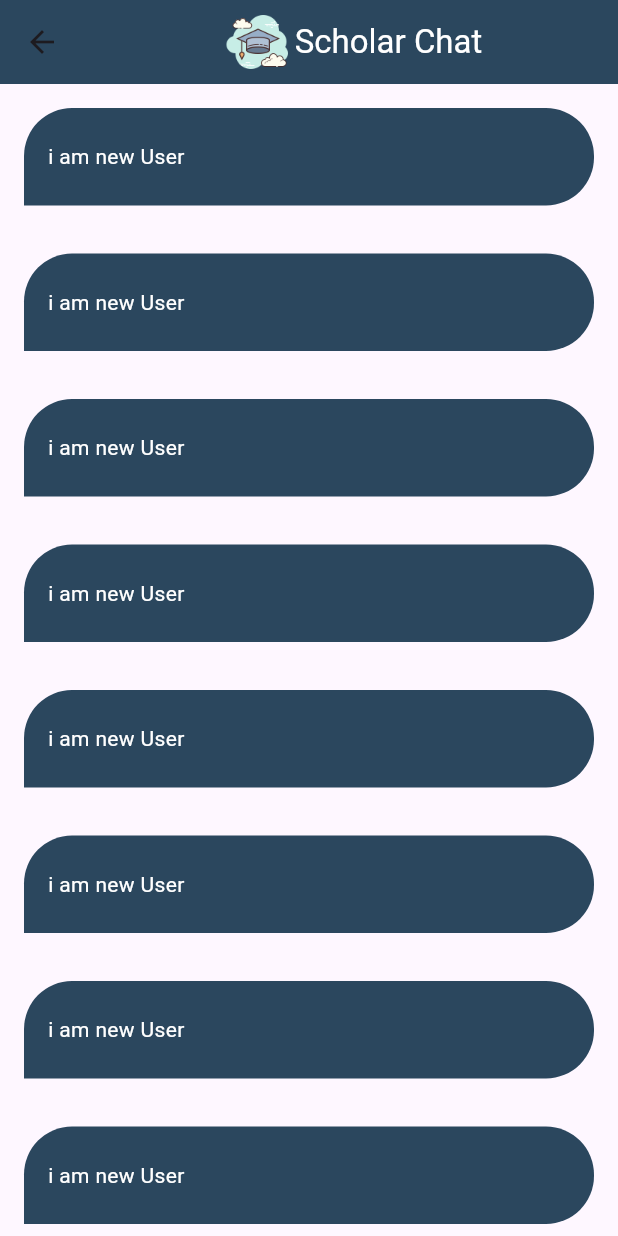
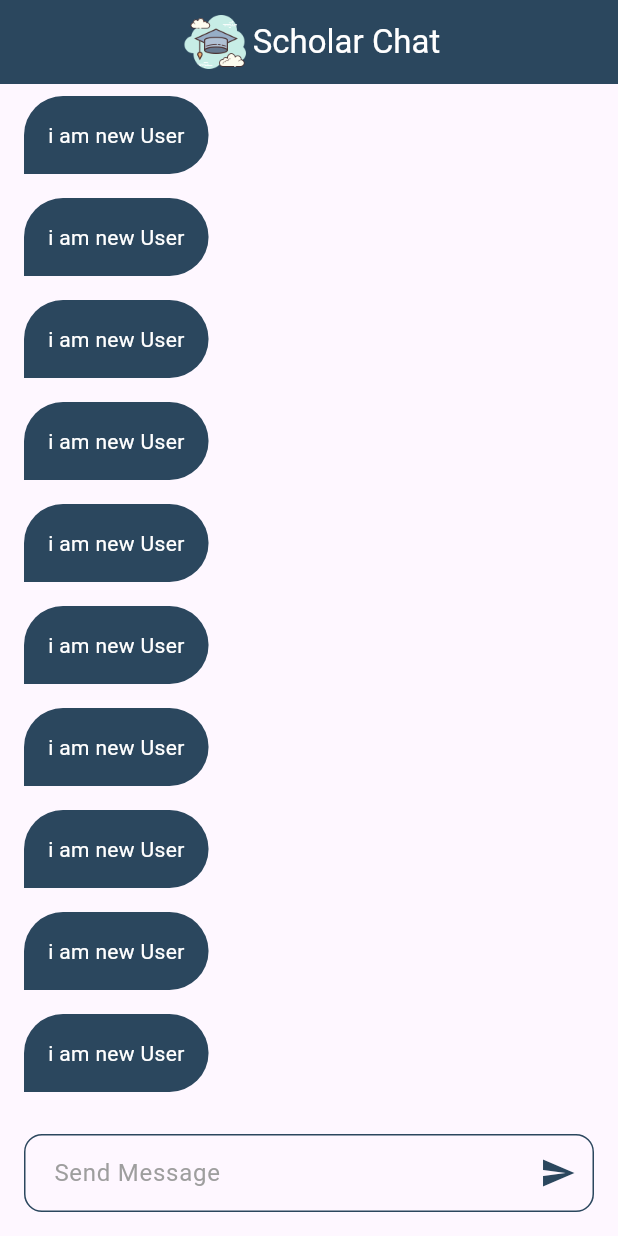
Before and after one commit to Mina8496/scholar_chat, a Flutter app: the ChatPage screen opened directly, on a phone screen of 412 x 824 dp. Run offline on Flutter 3.47's test engine with Material 3 defaults, Android fonts, the phone set to English and light mode, and no system bars; our stand-ins replace firebase_auth, firebase_core; accounts and stored records are empty.

Commit message:
Added a chat screen layout with a message list and a message input field, and updated chat bubbles.   Added the cloud_firestore dependency

```diff
--- a/lib/core/widgets/custom_text_field.dart
+++ b/lib/core/widgets/custom_text_field.dart
@@ -1,4 +1,5 @@
 import 'package:flutter/material.dart';
+import 'package:scholar_chat/core/constants.dart';
 
 class CustomTextField extends StatelessWidget {
   final TextEditingController? controller;
@@ -62,7 +63,7 @@ class CustomTextField extends StatelessWidget {
 
       decoration: InputDecoration(
         hintText: hintText,
-        hintStyle: TextStyle(color: Colors.white),
+        hintStyle: TextStyle(color: Colors.grey),
         labelText: labelText,
         errorText: errorText,
         suffix: suffix,
@@ -72,13 +73,13 @@ class CustomTextField extends StatelessWidget {
         border: OutlineInputBorder(borderRadius: BorderRadius.circular(12)),
 
         enabledBorder: OutlineInputBorder(
-          borderSide: BorderSide(color: Colors.white),
+          borderSide: BorderSide(color: kPrimaryColor),
           borderRadius: BorderRadius.circular(12),
         ),
 
         focusedBorder: OutlineInputBorder(
           borderRadius: BorderRadius.circular(12),
-          borderSide: BorderSide(color: Colors.white, width: 2),
+          borderSide: BorderSide(color: kPrimaryColor, width: 2),
         ),
 
         contentPadding: const EdgeInsets.symmetric(
--- a/lib/feature/chat_page/page/chat_page.dart
+++ b/lib/feature/chat_page/page/chat_page.dart
@@ -1,5 +1,6 @@
 import 'package:flutter/material.dart';
 import 'package:scholar_chat/core/constants.dart';
+import 'package:scholar_chat/core/widgets/custom_text_field.dart';
 import 'package:scholar_chat/feature/chat_page/widget/chat_bubule.dart';
 
 class ChatPage extends StatelessWidget {
@@ -10,6 +11,7 @@ class ChatPage extends StatelessWidget {
     return Scaffold(
       appBar: AppBar(
         backgroundColor: kPrimaryColor,
+        automaticallyImplyLeading: false,
         title: Row(
           mainAxisAlignment: MainAxisAlignment.center,
           children: [
@@ -18,7 +20,23 @@ class ChatPage extends StatelessWidget {
           ],
         ),
       ),
-      body: ListView.builder(itemBuilder: (context, index) => ChatBubule()),
+      body: Column(
+        children: [
+          Expanded(
+            child: ListView.builder(
+              itemBuilder: (context, index) => ChatBubule(),
+            ),
+          ),
+          Padding(
+            padding: EdgeInsetsGeometry.all(16.0),
+            child: CustomTextField(
+              hintText: 'Send Message',
+
+              suffixIcon: Icon(Icons.send, color: kPrimaryColor),
+            ),
+          ),
+        ],
+      ),
     );
   }
 }
--- a/lib/feature/chat_page/widget/chat_bubule.dart
+++ b/lib/feature/chat_page/widget/chat_bubule.dart
@@ -2,18 +2,15 @@ import 'package:flutter/material.dart';
 import 'package:scholar_chat/core/constants.dart';
 
 class ChatBubule extends StatelessWidget {
-  const ChatBubule({
-    super.key,
-  });
+  const ChatBubule({super.key});
 
   @override
   Widget build(BuildContext context) {
-    return Container(
-      height: 65,
-      width: 150,
+    return Align(
       alignment: Alignment.centerLeft,
-      padding: EdgeInsets.only(left: 16),
-      margin: EdgeInsets.all(16.0),
+      child: Container(
+        padding: EdgeInsets.only(left: 16, top: 16, bottom: 16, right: 16),
+        margin: EdgeInsets.symmetric(horizontal: 16.0, vertical: 8.0),
         decoration: BoxDecoration(
           color: kPrimaryColor,
           borderRadius: BorderRadius.only(
@@ -23,6 +20,7 @@ class ChatBubule extends StatelessWidget {
           ),
         ),
         child: Text("i am new User", style: TextStyle(color: Colors.white)),
+      ),
     );
   }
 }
--- a/pubspec.yaml
+++ b/pubspec.yaml
@@ -37,6 +37,7 @@ dependencies:
   firebase_core: ^4.15.0
   firebase_auth: ^6.7.0
   conditional_builder_null_safety: ^0.0.6
+  cloud_firestore: ^6.10.0
 
 dev_dependencies:
   flutter_test:
```
Also changed, not shown: pubspec.lock, 3 other files. Lines whose indentation alone changed are shown as unchanged.
